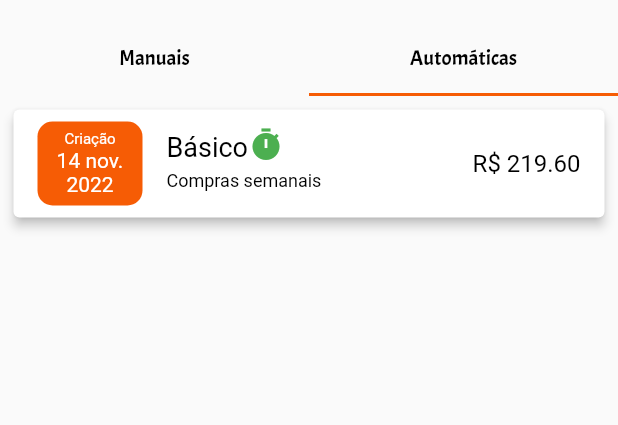
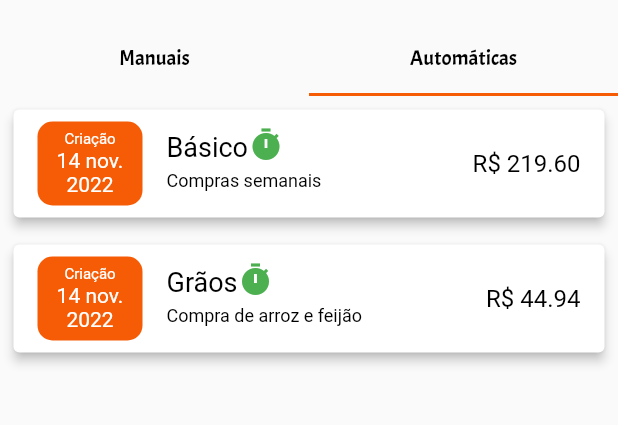
Before and after one commit to AndreLiberato/project_silk, a Flutter app: the MyGroceriesListsScreen screen opened directly, tab 2 chosen, on a phone screen of 412 x 824 dp, the part 60-485 px from its top. Run offline on Flutter 3.47's test engine with Material 2 defaults, Android fonts, the phone set to English and light mode, and no system bars; network calls fail; statements that could not run were skipped.

Commit message:
feat-added image of products to the list

```diff
--- a/vish/lib/data/groceries_lists.dart
+++ b/vish/lib/data/groceries_lists.dart
@@ -26,4 +26,16 @@ List<GroceryList> groceriesLists = [
       ListProduct(products[6], 50),
     ],
   ),
+  GroceryList(
+      id: "5988496mnoe",
+      name: "Grãos",
+      description: "Compra de arroz e feijão",
+      listProducts: [
+        ListProduct(products[4], 3),
+        ListProduct(products[3], 3),
+      ],
+      hasAutoPayment: true,
+      paymentDate: DateTime.now().add(const Duration(
+        days: 12,
+      ))),
 ];
--- a/vish/lib/widgets/grocery_list_item.dart
+++ b/vish/lib/widgets/grocery_list_item.dart
@@ -59,7 +59,7 @@ class GroceryListItem extends StatelessWidget {
             ),
           ),
           child: Hero(
-            tag: "lista-item-card",
+            tag: "lista-item-card-${groceryList.id}",
             child: Card(
               elevation: 3,
               child: ListTile(
--- a/vish/lib/widgets/list_product_item.dart
+++ b/vish/lib/widgets/list_product_item.dart
@@ -10,6 +10,9 @@ class ListProductItem extends StatelessWidget {
   @override
   Widget build(BuildContext context) {
     return ListTile(
+        leading: CircleAvatar(
+            backgroundColor: Colors.transparent,
+            child: Image.network(listProduct.product.imageUrl[0])),
         title: Text(
           listProduct.product.name,
           style: const TextStyle(fontSize: 12, color: Colors.black),
```
Also changed, not shown: vish/lib/screens/list_details_screen.dart (+4 -4 lines).
